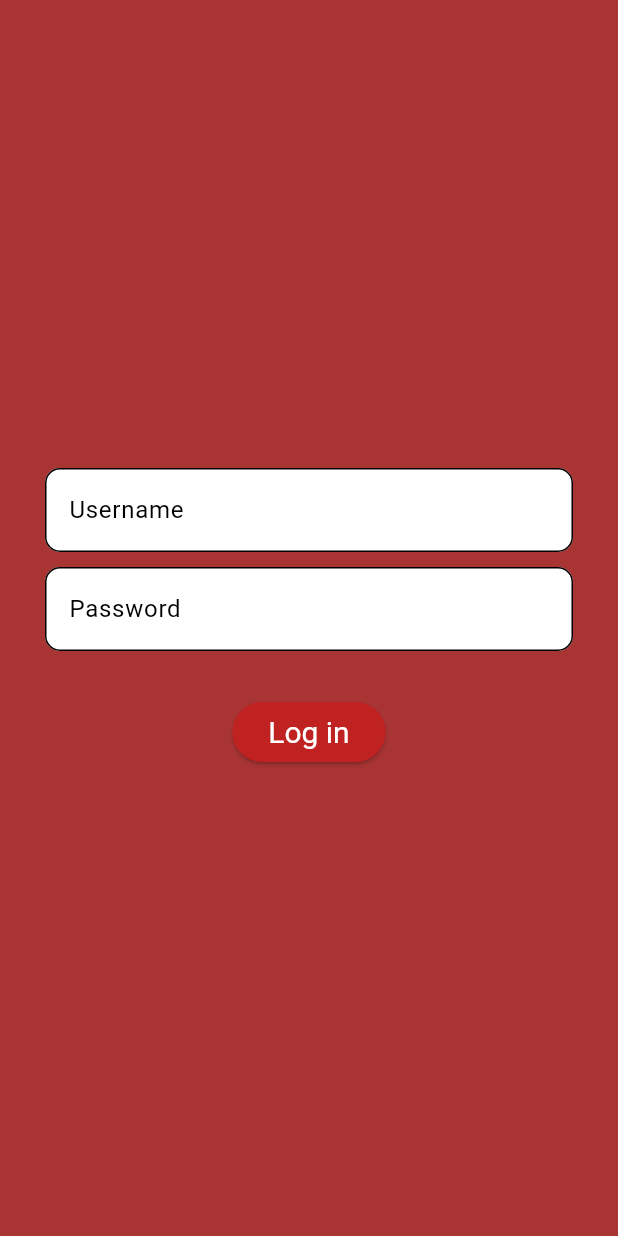
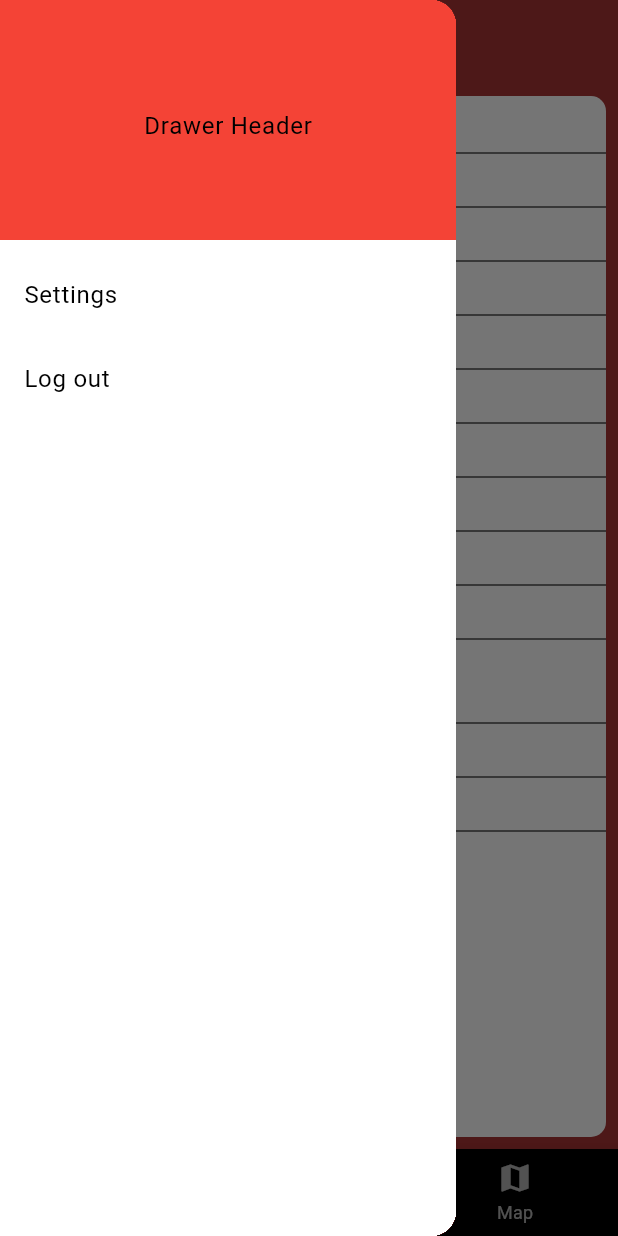
Before and after one commit to vorwerick/project-jay-app, a Flutter app: the screen it shows after launch, with the side drawer open (before the commit the screen has no drawer), on a phone screen of 412 x 824 dp. Run offline on Flutter 3.47's test engine with Material 3 defaults, Android fonts, the phone set to English and light mode, and no system bars; our stand-ins replace go_router, google_maps_flutter; generated files the repository leaves out were written again.

Commit message:
Feature/UI skeleton (#3)
* feat: added ui skeleton

* feat: added google maps dependency and screen

* feat: added internationalization

* feat: added mocked data for event screen

```diff
--- /dev/null
+++ b/l10n.yaml
@@ -0,0 +1,3 @@
+arb-dir: lib/l10n
+template-arb-file: app_en.arb
+output-localization-file: app_localizations.dart
--- /dev/null
+++ b/lib/l10n/app_cs.arb
@@ -0,0 +1,11 @@
+{
+  "helloWorld": "Ahoj světe",
+  "email": "Email",
+  "password": "Heslo",
+  "login": "Přihlásit",
+  "event": "Událost",
+  "participants": "Učastníci",
+  "map": "Mapa",
+  "settings": "Nastavení",
+  "logout": "Odhlásit"
+}
--- /dev/null
+++ b/lib/l10n/app_en.arb
@@ -0,0 +1,11 @@
+{
+  "helloWorld": "Hello World",
+  "email": "Email",
+  "password": "Password",
+  "login": "Log in",
+  "event": "Event",
+  "participants": "Participants",
+  "map": "Map",
+  "settings": "Settings",
+  "logout": "Log out"
+}
--- a/lib/main.dart
+++ b/lib/main.dart
@@ -1,4 +1,6 @@
 import 'package:flutter/material.dart';
+import 'package:flutter_gen/gen_l10n/app_localizations.dart';
+import 'package:flutter_localizations/flutter_localizations.dart';
 
 import 'presentation/navigation/routes.dart';
 
@@ -9,7 +11,7 @@ void main() {
 class MyApp extends StatelessWidget {
   const MyApp({super.key});
 
-  // This widget is the root of your application.
+  //TODO(Vojjta): create proper theme
   @override
   Widget build(BuildContext context) {
     return MaterialApp.router(
@@ -25,8 +27,8 @@ class MyApp extends StatelessWidget {
         colorScheme: const ColorScheme.dark(
           primary: Color(0xFFC02222),
           inversePrimary: Color(0xFFA83434),
-          onPrimary: Colors.blue,
-          secondary: Colors.orange,
+          onPrimary: Colors.white,
+          secondary: Colors.white,
           background: Color(0xFF4b4a4a),
           onBackground: Colors.white,
           tertiary: Colors.deepPurple,
@@ -36,6 +38,16 @@ class MyApp extends StatelessWidget {
         ),
         useMaterial3: true,
       ),
+      localizationsDelegates: const [
+        AppLocalizations.delegate,
+        GlobalMaterialLocalizations.delegate,
+        GlobalWidgetsLocalizations.delegate,
+        GlobalCupertinoLocalizations.delegate,
+      ],
+      supportedLocales: const [
+        Locale('en'),
+        Locale('cs'),
+      ],
       builder: (context, child) {
         return Material(
           child: child,
--- /dev/null
+++ b/lib/presentation/common/jay_colors.dart
@@ -0,0 +1,9 @@
+import 'package:flutter/material.dart';
+
+class JayColors {
+  JayColors._();
+
+  static const Color darGrey = Color(0xFF4b4a4a);
+
+  static const Color dividerColor = darGrey;
+}
--- /dev/null
+++ b/lib/presentation/components/jay_bottom_navigation_bar.dart
@@ -0,0 +1,32 @@
+import 'package:flutter/material.dart';
+import 'package:flutter_gen/gen_l10n/app_localizations.dart';
+
+class JayBottomNavigationBar extends StatelessWidget {
+  final int currentPageIndex;
+  final void Function(int index)? onTap;
+
+  const JayBottomNavigationBar({super.key, this.onTap, this.currentPageIndex = 0});
+
+  @override
+  Widget build(final BuildContext context) {
+    return BottomNavigationBar(
+      backgroundColor: Colors.black,
+      currentIndex: currentPageIndex,
+      onTap: onTap,
+      items: [
+        BottomNavigationBarItem(
+          icon: const Icon(Icons.event),
+          label: AppLocalizations.of(context)!.event,
+        ),
+        BottomNavigationBarItem(
+          icon: const Icon(Icons.people),
+          label: AppLocalizations.of(context)!.participants,
+        ),
+        BottomNavigationBarItem(
+          icon: const Icon(Icons.map),
+          label: AppLocalizations.of(context)!.map,
+        ),
+      ],
+    );
+  }
+}
--- /dev/null
+++ b/lib/presentation/components/jay_drawer.dart
@@ -0,0 +1,42 @@
+import 'package:flutter/material.dart';
+import 'package:flutter_gen/gen_l10n/app_localizations.dart';
+
+//TODO(vojjta): implement params for drawer
+class JayDrawer extends StatelessWidget {
+  const JayDrawer({super.key});
+
+  @override
+  Widget build(BuildContext context) {
+    return SafeArea(
+      child: Drawer(
+        child: Container(
+          color: Colors.white,
+          child: ListView(
+            children: [
+              const DrawerHeader(
+                decoration: BoxDecoration(
+                  color: Colors.red,
+                ),
+                child: Center(child: Text('Drawer Header')),
+              ),
+              ListTile(
+                title: Text(AppLocalizations.of(context)!.settings),
+                onTap: () {
+                  // Update the state of the app.
+                  // ...
+                },
+              ),
+              ListTile(
+                title: Text(AppLocalizations.of(context)!.logout),
+                onTap: () {
+                  // Update the state of the app.
+                  // ...
+                },
+              ),
+            ],
+          ),
+        ),
+      ),
+    );
+  }
+}
--- a/lib/presentation/navigation/routes.dart
+++ b/lib/presentation/navigation/routes.dart
@@ -17,7 +17,7 @@ final class Routes {
 
   static GoRouter create() {
     return GoRouter(
-      initialLocation: AppRoutes.login.path,
+      initialLocation: AppRoutes.home.path,
       routes: [
         GoRoute(
           path: AppRoutes.login.path,
--- a/lib/presentation/pages/home_page.dart
+++ b/lib/presentation/pages/home_page.dart
@@ -1,10 +1,53 @@
+import 'package:app/presentation/components/jay_bottom_navigation_bar.dart';
+import 'package:app/presentation/components/jay_drawer.dart';
+import 'package:app/presentation/pages/screens/event_details_screen.dart';
+import 'package:app/presentation/pages/screens/map_screen.dart';
+import 'package:app/presentation/pages/screens/participants_screen.dart';
 import 'package:flutter/material.dart';
 
-class HomePage extends StatelessWidget {
+class HomePage extends StatefulWidget {
   const HomePage({super.key});
 
   @override
-  Widget build(final BuildContext context) {
-    return Scaffold(appBar: AppBar(), body: Center(child: Text('Home Page')));
+  State<StatefulWidget> createState() {
+    return _HomePageState();
   }
 }
+
+class _HomePageState extends State<HomePage> {
+  int _currentPageIndex = 0;
+  final PageController _pageController = PageController(
+    initialPage: 0,
+  );
+
+  @override
+  Widget build(final BuildContext context) {
+    return Scaffold(
+      appBar: AppBar(),
+      body: PageView(
+        controller: _pageController,
+        physics: const NeverScrollableScrollPhysics(),
+        children: [
+          EventDetailsScreen(),
+          const ParticipantsScreen(),
+          const MapScreen(),
+        ],
+      ),
+      bottomNavigationBar: JayBottomNavigationBar(
+        currentPageIndex: _currentPageIndex,
+        onTap: _onPageTap,
+      ),
+      drawer: const JayDrawer(),
+    );
+  }
+
+  void _onPageTap(final int index) {
+    // Place where we can add transition animations
+    setState(() {
+      _currentPageIndex = index;
+      _pageController.jumpToPage(
+        index,
+      );
+    });
+  }
+}
--- a/lib/presentation/pages/login_page.dart
+++ b/lib/presentation/pages/login_page.dart
@@ -1,5 +1,7 @@
+import 'package:app/presentation/components/jay_text_form_field.dart';
 import 'package:app/presentation/navigation/routes.dart';
 import 'package:flutter/material.dart';
+import 'package:flutter_gen/gen_l10n/app_localizations.dart';
 import 'package:go_router/go_router.dart';
 
 class LoginPage extends StatelessWidget {
@@ -7,7 +9,6 @@ class LoginPage extends StatelessWidget {
 
   @override
   Widget build(final BuildContext context) {
-    // TODO: implement build
     return SafeArea(
       child: Center(
           child: Padding(
@@ -15,35 +16,21 @@ class LoginPage extends StatelessWidget {
         child: Column(
           mainAxisAlignment: MainAxisAlignment.center,
           children: [
-            TextFormField(
-              decoration: InputDecoration(
-                filled: true,
-                fillColor: Colors.white,
-                border: OutlineInputBorder(
-                  borderRadius: BorderRadius.circular(10),
-                ),
-                labelText: 'Username',
-              ),
+            JayTextFormField(
+              labelText: AppLocalizations.of(context)!.email,
             ),
             const SizedBox(
               height: 10,
             ),
-            TextFormField(
-              decoration: InputDecoration(
-                  filled: true,
-                  fillColor: Colors.white,
-                  border: OutlineInputBorder(
-                    borderRadius: BorderRadius.circular(10),
-                  ),
-                  labelText: 'Password',
-                  label: null),
+            JayTextFormField(
+              labelText: AppLocalizations.of(context)!.password,
             ),
             const SizedBox(
               height: 30,
             ),
             ElevatedButton(
               onPressed: () => {context.go(AppRoutes.home.path)},
-              child: const Text('Log in'),
+              child: Text(AppLocalizations.of(context)!.login),
             )
           ],
         ),
--- /dev/null
+++ b/lib/presentation/pages/screens/event_details_screen.dart
@@ -0,0 +1,48 @@
+import 'package:app/presentation/pages/screens/widgets/list_pair.dart';
+import 'package:flutter/material.dart';
+
+class EventDetailsScreen extends StatelessWidget {
+  final Map<String, String> _mockedContent = {
+    'Jednotka': 'Test',
+    'Typ udalosti': 'Test technologie',
+    'Udalost': 'Test udalosti',
+    'Technika': 'Strikacka Mana',
+    'Region': 'Stredocesky',
+    'Obec': 'Sedlec',
+    'Ulice': 'U ulu 1',
+    'Objekt': 'Objekt 13',
+    'Patro': '7. patro',
+    'Vysvetleni': 'Dalsi vysvetleni',
+    'Posledni aktualizace': '12.12.2021 11:44',
+    'Ostatni technika': 'CAS 121212',
+    'Oznamovatel': 'Todo'
+  };
+
+  EventDetailsScreen({Key? key}) : super(key: key);
+
+  @override
+  Widget build(BuildContext context) {
+    return Padding(
+      padding: const EdgeInsets.all(8.0),
+      child: Container(
+        padding: const EdgeInsets.symmetric(vertical: 10),
+        decoration: const BoxDecoration(
+          color: Colors.white,
+          borderRadius: BorderRadius.all(
+            Radius.circular(10),
+          ),
+        ),
+        child: ListView.builder(
+            itemCount: _mockedContent.length,
+            itemBuilder: (context, index) {
+              final String name = _mockedContent.keys.elementAt(index);
+              final String? value = _mockedContent[name];
+              return ListPair(
+                name: name,
+                value: value,
+              );
+            }),
+      ),
+    );
+  }
+}
--- /dev/null
+++ b/lib/presentation/pages/screens/widgets/list_pair.dart
@@ -0,0 +1,36 @@
+import 'package:app/presentation/common/jay_colors.dart';
+import 'package:flutter/material.dart';
+
+class ListPair extends StatelessWidget {
+  final String name;
+  final String? value;
+
+  const ListPair({super.key, required this.name, this.value});
+
+  @override
+  Widget build(BuildContext context) {
+    return Column(
+      children: [
+        Padding(
+          padding: const EdgeInsets.symmetric(horizontal: 5),
+          child: Row(
+            children: [
+              Expanded(
+                flex: 1,
+                child: Text(
+                  name,
+                  style: const TextStyle(fontWeight: FontWeight.bold),
+                ),
+              ),
+              Expanded(
+                flex: 2,
+                child: Text(value ?? ''),
+              ),
+            ],
+          ),
+        ),
+        const Divider(color: JayColors.dividerColor),
+      ],
+    );
+  }
+}
```
Also changed, not shown: lib/presentation/components/jay_text_form_field.dart (added, +21 -0 lines), lib/presentation/pages/screens/map_screen.dart (added, +57 -0 lines), lib/presentation/pages/screens/participants_screen.dart (added, +10 -0 lines), pubspec.yaml (+9 -0 lines), pubspec.lock, 2 other files.
